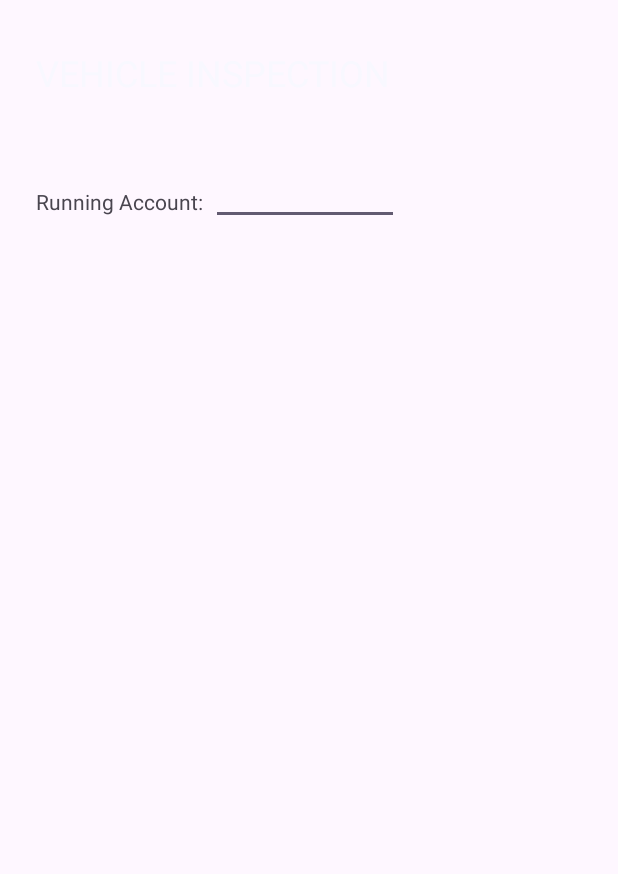
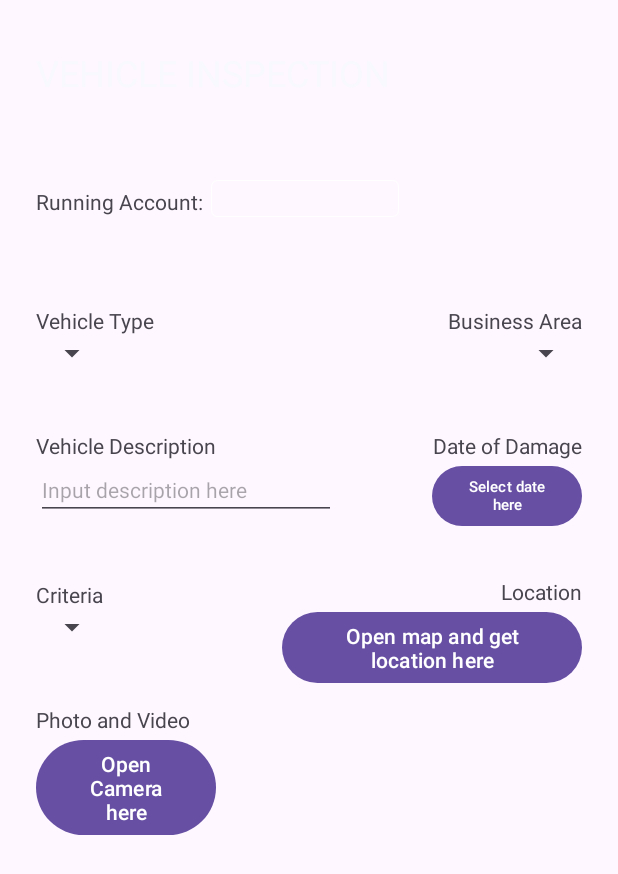
Before and after one commit to raoulvendreo/Inspektor, an Android app: the VehicleInspectionActivity screen opened directly, with no data from a screen before it, on a phone screen of 412 x 824 dp. Before the commit the part shown is almost empty. Shown: the top 874 px of the screen. Run offline under Robolectric (Android 15) with nearby library versions, the phone set to English and light mode, and no system bars.

Commit message:
Inspektor App 14-11-23

```diff
--- /dev/null
+++ b/app/src/main/res/drawable/edit_text_border.xml
@@ -0,0 +1,20 @@
+<?xml version="1.0" encoding="utf-8"?>
+<layer-list xmlns:android="http://schemas.android.com/apk/res/android">
+    <item
+        android:shape="rectangle">
+
+        <shape>
+            <solid
+                android:color="@android:color/transparent"/>
+
+            <corners
+                android:bottomRightRadius="4dp"
+                android:bottomLeftRadius="4dp"
+                android:topLeftRadius="4dp"
+                android:topRightRadius="4dp"/>
+            <stroke
+                android:color="#ffffff"
+                android:width="0.3dp" />
+        </shape>
+    </item>
+</layer-list>
--- a/app/src/main/res/layout/activity_vehicle_dashboard.xml
+++ b/app/src/main/res/layout/activity_vehicle_dashboard.xml
@@ -19,7 +19,8 @@
         app:layout_constraintHorizontal_bias="0.0"
         app:layout_constraintStart_toStartOf="parent"
         app:layout_constraintTop_toTopOf="parent"
-        android:textColor="@color/GhostWhite"/>
+        android:textColor="@color/GhostWhite"
+        />
 
     <TextView
         android:layout_width="wrap_content"
--- a/app/src/main/res/layout/activity_vehicle_inspection.xml
+++ b/app/src/main/res/layout/activity_vehicle_inspection.xml
@@ -37,13 +37,161 @@
         android:layout_width="125dp"
         android:layout_height="wrap_content"
         android:layout_marginStart="2dp"
-        android:layout_marginTop="40dp"
+        android:layout_marginTop="55dp"
         app:layout_constraintStart_toEndOf="@+id/tv_running_account"
         app:layout_constraintTop_toBottomOf="@id/tv_inspection"
-        android:inputType="number">
+        android:inputType="number"
+        android:background="@drawable/edit_text_border">
     </EditText>
 
+    <TextView
+        android:id="@+id/tv_vehicle_type"
+        android:layout_width="wrap_content"
+        android:layout_height="wrap_content"
+        app:layout_constraintStart_toStartOf="parent"
+        app:layout_constraintTop_toBottomOf="@id/tv_running_account"
+        android:layout_marginStart="24dp"
+        android:layout_marginTop="60dp"
+        android:text="Vehicle Type"
+        />
 
+    <Spinner
+        android:id="@+id/spinner_vehicle_type"
+        android:layout_width="wrap_content"
+        android:layout_height="wrap_content"
+        app:layout_constraintStart_toStartOf="parent"
+        app:layout_constraintTop_toBottomOf="@id/tv_vehicle_type"
+        android:layout_marginStart="24dp" />
+
+    <TextView
+        android:id="@+id/tv_business_area"
+        android:layout_width="wrap_content"
+        android:layout_height="wrap_content"
+        android:layout_marginEnd="24dp"
+        android:layout_marginTop="60dp"
+        android:text="Business Area"
+        app:layout_constraintEnd_toEndOf="parent"
+        app:layout_constraintTop_toBottomOf="@id/tv_running_account" />
+
+    <Spinner
+        android:id="@+id/spinner_business_area"
+        android:layout_width="wrap_content"
+        android:layout_height="wrap_content"
+        app:layout_constraintEnd_toEndOf="parent"
+        app:layout_constraintTop_toBottomOf="@id/tv_business_area"
+        android:layout_marginEnd="24dp"
+        />
+
+    <TextView
+        android:id="@+id/tv_vehicle_desc"
+        android:layout_width="wrap_content"
+        android:layout_height="wrap_content"
+        app:layout_constraintStart_toStartOf="parent"
+        app:layout_constraintTop_toBottomOf="@id/spinner_vehicle_type"
+        android:layout_marginStart="24dp"
+        android:layout_marginTop="40dp"
+        android:text="Vehicle Description"
+        />
+
+    <com.google.android.material.textfield.TextInputEditText
+        android:id="@+id/textInput_vehicle_desc"
+        android:layout_width="200dp"
+        android:layout_height="wrap_content"
+        app:layout_constraintStart_toStartOf="parent"
+        app:layout_constraintTop_toBottomOf="@id/tv_vehicle_desc"
+        android:layout_marginStart="24dp"
+        android:hint="Input description here"
+        android:textSize="14sp">
+    </com.google.android.material.textfield.TextInputEditText>
+
+    <TextView
+        android:id="@+id/tv_dod"
+        android:layout_width="wrap_content"
+        android:layout_height="wrap_content"
+        app:layout_constraintEnd_toEndOf="parent"
+        app:layout_constraintTop_toBottomOf="@id/spinner_business_area"
+        android:layout_marginEnd="24dp"
+        android:layout_marginTop="40dp"
+        android:text="Date of Damage"
+        />
+
+    <Button
+        android:id="@+id/button_datepicker"
+        android:layout_width="100dp"
+        android:layout_height="wrap_content"
+        app:layout_constraintEnd_toEndOf="parent"
+        app:layout_constraintTop_toBottomOf="@id/tv_dod"
+        android:layout_marginEnd="24dp"
+        android:text="Select date here"
+        android:textSize="10sp"/>
+    <!--<DatePicker
+        android:id="@+id/date_picker_dod"
+        android:layout_width="wrap_content"
+        android:layout_height="wrap_content"
+        android:datePickerMode="spinner"
+        android:calendarViewShown="false"
+
+        />-->
+
+    <TextView
+        android:id="@+id/tv_criteria"
+        android:layout_width="wrap_content"
+        android:layout_height="wrap_content"
+        app:layout_constraintStart_toStartOf="parent"
+        app:layout_constraintTop_toBottomOf="@id/textInput_vehicle_desc"
+        android:layout_marginStart="24dp"
+        android:layout_marginTop="40dp"
+        android:text="Criteria"
+        />
+
+    <Spinner
+        android:id="@+id/spinner_criteria"
+        android:layout_width="wrap_content"
+        android:layout_height="wrap_content"
+        app:layout_constraintStart_toStartOf="parent"
+        app:layout_constraintTop_toBottomOf="@id/tv_criteria"
+        android:layout_marginStart="24dp"
+        />
+
+    <TextView
+        android:id="@+id/tv_location"
+        android:layout_width="wrap_content"
+        android:layout_height="wrap_content"
+        app:layout_constraintEnd_toEndOf="parent"
+        app:layout_constraintTop_toBottomOf="@id/button_datepicker"
+        android:layout_marginEnd="24dp"
+        android:layout_marginTop="30dp"
+        android:text="Location"
+        />
+
+    <Button
+        android:id="@+id/button_getlocation"
+        android:layout_width="200dp"
+        android:layout_height="wrap_content"
+        app:layout_constraintEnd_toEndOf="parent"
+        app:layout_constraintTop_toBottomOf="@id/tv_location"
+        android:layout_marginEnd="24dp"
+        android:text="Open map and get location here"
+        />
+
+    <TextView
+        android:id="@+id/tv_open_camera"
+        android:layout_width="wrap_content"
+        android:layout_height="wrap_content"
+        app:layout_constraintStart_toStartOf="parent"
+        app:layout_constraintTop_toBottomOf="@id/spinner_criteria"
+        android:layout_marginStart="24dp"
+        android:layout_marginTop="40dp"
+        android:text="Photo and Video"/>
+
+    <Button
+        android:id="@+id/button_open_camera"
+        android:layout_width="120dp"
+        android:layout_height="wrap_content"
+        app:layout_constraintStart_toStartOf="parent"
+        app:layout_constraintTop_toBottomOf="@id/tv_open_camera"
+        android:layout_marginStart="24dp"
+        android:text="Open Camera here"/>
 
 
 </androidx.constraintlayout.widget.ConstraintLayout>
```
